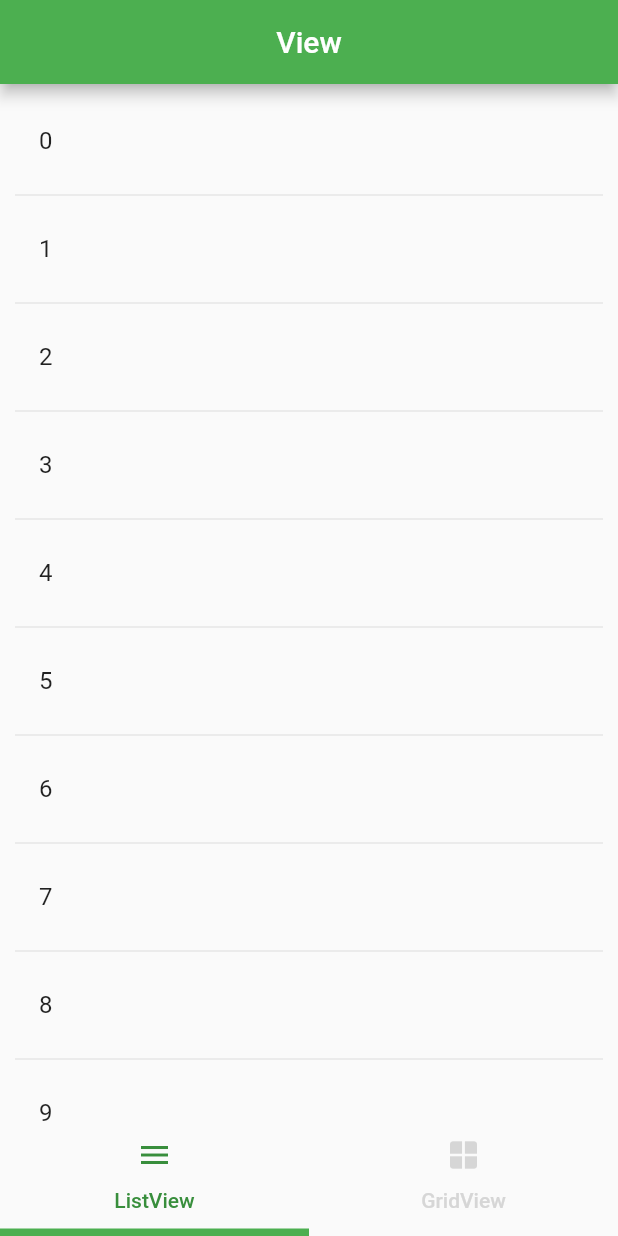
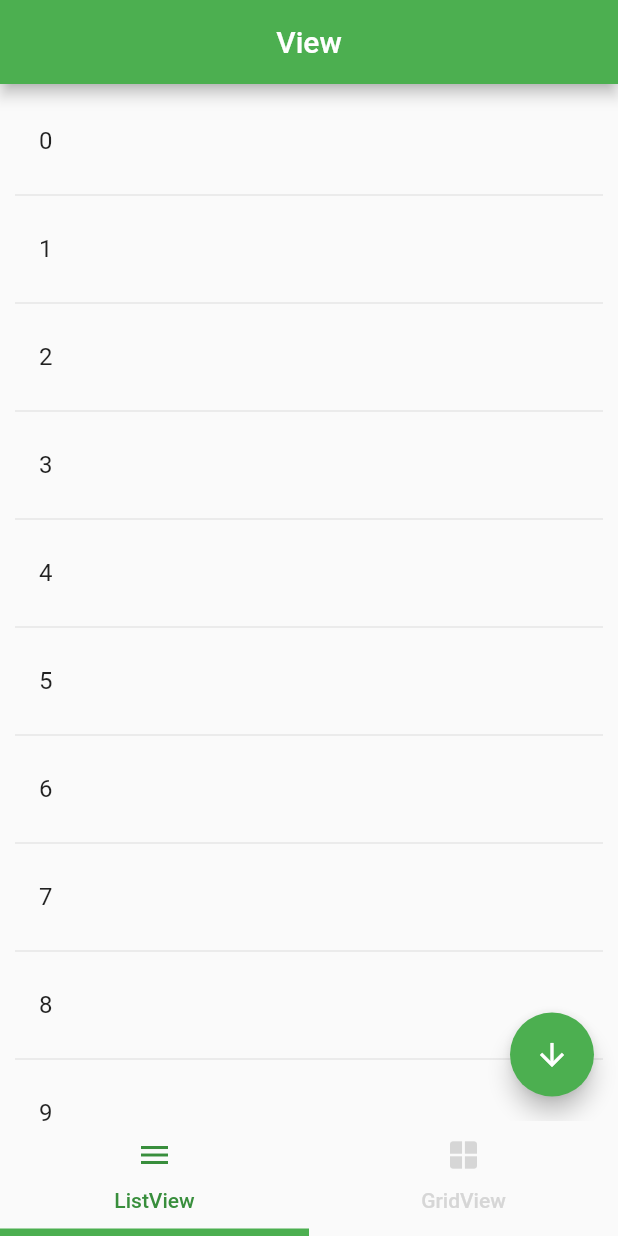
Before and after one commit to petcu1004/2021-GDSC-SCH-Flutter-Learning, a Flutter app: the screen it shows after launch, on a phone screen of 412 x 824 dp. Run offline on Flutter 3.47's test engine with Material 2 defaults, Android fonts, the light colour scheme and no system bars.

Commit message:
FloatingActionButton을 이용해서 ListView 최상단/하단으로 이동

```diff
--- a/week8/list_gird_view_buildcontext/lib/list.dart
+++ b/week8/list_gird_view_buildcontext/lib/list.dart
@@ -8,8 +8,8 @@ class Lists extends StatefulWidget {
 }
 
 class _ListsState extends State<Lists> {
-  int count=25;
-  final controller=ScrollController();
+  int count = 25;
+  final controller = ScrollController();
 
   @override
   Widget build(BuildContext context) {
@@ -18,14 +18,36 @@ class _ListsState extends State<Lists> {
         padding: EdgeInsets.all(10),
         controller: controller,
         itemCount: count,
-        itemBuilder: (context, index){
+        itemBuilder: (context, index) {
           return ListTile(
             title: Text('$index'),
-            onTap: (){},
+            onTap: () {},
           );
         },
-        separatorBuilder: (BuildContext context, int index) => const Divider(), //item들 사이사이에 구분선이 추가된 방식
+        separatorBuilder: (BuildContext context, int index) =>
+            const Divider(), //item들 사이사이에 구분선이 추가된 방식
+      ),
+      // floatingActionButton: FloatingActionButton(
+      //   onPressed: toTop,
+      //   child: Icon(Icons.arrow_upward),
+      // ),
+
+      floatingActionButton: FloatingActionButton(
+        onPressed: toBottom,
+        child: Icon(Icons.arrow_downward),
       ),
     );
   }
+
+  void toTop(){ //맨 위로 이동
+    final double start=0;
+    controller.animateTo(start, duration: Duration(seconds: 1), curve: Curves.easeIn);
+  }
+
+    void toBottom(){ //맨 위로 이동
+    final double end=controller.position.maxScrollExtent;
+
+    controller.animateTo(end, duration: Duration(seconds: 1), curve: Curves.easeIn);
+  }
+
 }
```
